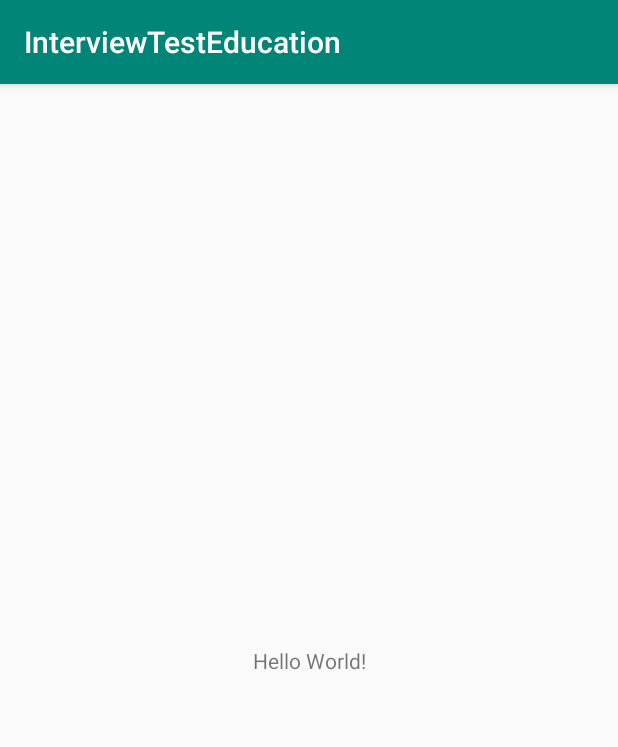
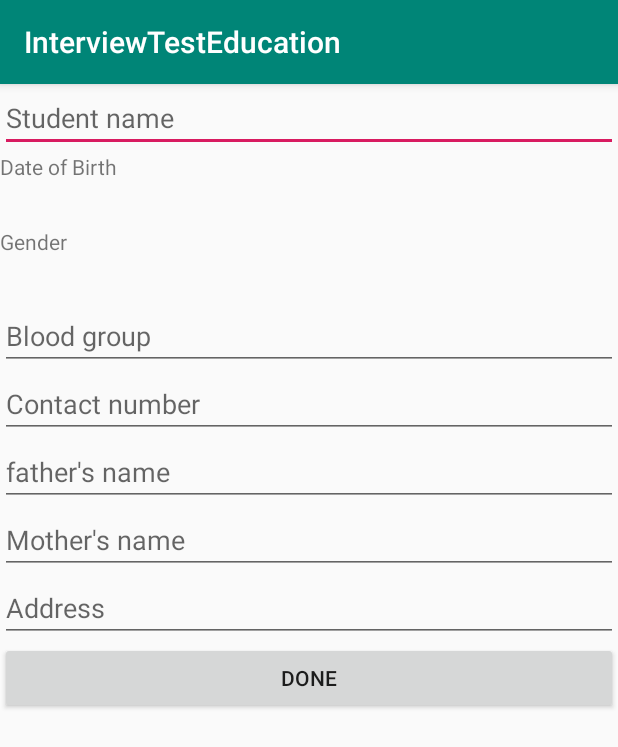
Before and after one commit to rayhanuddin55/Interview-Test-Education, an Android app: the screen it shows after launch (MainActivity before the commit, StudentRegistrationActivity after it), on a phone screen of 412 x 824 dp. Shown: the top 747 px of the screen. Run offline under Robolectric (Android 15) with nearby library versions, the phone set to English and light mode, and no system bars; our stand-ins replace Room's generated code.

Commit message:
working on registration

```diff
--- a/app/build.gradle
+++ b/app/build.gradle
@@ -23,7 +23,7 @@ android {
 
 dependencies {
     implementation fileTree(dir: 'libs', include: ['*.jar'])
-    implementation"org.jetbrains.kotlin:kotlin-stdlib-jdk7:$kotlin_version"
+    implementation "org.jetbrains.kotlin:kotlin-stdlib-jdk7:$kotlin_version"
     implementation 'com.android.support:appcompat-v7:28.0.0'
     implementation 'com.android.support.constraint:constraint-layout:1.1.3'
 
@@ -33,4 +33,5 @@ dependencies {
     testImplementation 'junit:junit:4.12'
     androidTestImplementation 'com.android.support.test:runner:1.0.2'
     androidTestImplementation 'com.android.support.test.espresso:espresso-core:3.0.2'
+    implementation 'com.android.support:recyclerview-v7:28.0.0'
 }
--- a/app/src/main/AndroidManifest.xml
+++ b/app/src/main/AndroidManifest.xml
@@ -9,13 +9,17 @@
             android:roundIcon="@mipmap/ic_launcher_round"
             android:supportsRtl="true"
             android:theme="@style/AppTheme">
-        <activity android:name=".MainActivity">
+        <activity android:name=".views.StudentRegistrationActivity">
             <intent-filter>
+                <action android:name="android.intent.action.VIEW"/>
                 <action android:name="android.intent.action.MAIN"/>
 
                 <category android:name="android.intent.category.LAUNCHER"/>
             </intent-filter>
         </activity>
+        <activity android:name=".views.MainActivity">
+
+        </activity>
     </application>
 
 </manifest>
--- /dev/null
+++ b/app/src/main/java/com/rayhan/interviewtesteducation/database/AppDatabase.kt
@@ -0,0 +1,10 @@
+package com.rayhan.interviewtesteducation.database
+
+import android.arch.persistence.room.Database
+import android.arch.persistence.room.RoomDatabase
+import com.rayhan.interviewtesteducation.models.Student
+
+@Database(entities = [Student::class], version = 1)
+abstract class AppDatabase : RoomDatabase() {
+    abstract fun studentDao() : StudentDao
+}
--- /dev/null
+++ b/app/src/main/java/com/rayhan/interviewtesteducation/database/StudentDao.kt
@@ -0,0 +1,16 @@
+package com.rayhan.interviewtesteducation.database
+
+import android.arch.persistence.room.Dao
+import android.arch.persistence.room.Insert
+import android.arch.persistence.room.Query
+import com.rayhan.interviewtesteducation.models.Student
+
+@Dao
+interface StudentDao {
+
+    @Query("SELECT * FROM student")
+    fun getAll(): List<Student>
+
+    @Insert
+    fun insert(users: Student)
+}
--- /dev/null
+++ b/app/src/main/java/com/rayhan/interviewtesteducation/views/StudentRegistrationActivity.kt
@@ -0,0 +1,60 @@
+package com.rayhan.interviewtesteducation.views
+
+import android.arch.persistence.room.Room
+import android.support.v7.app.AppCompatActivity
+import android.os.Bundle
+import android.widget.Toast
+import com.rayhan.interviewtesteducation.R
+import com.rayhan.interviewtesteducation.database.AppDatabase
+import com.rayhan.interviewtesteducation.models.Student
+import kotlinx.android.synthetic.main.activity_student_registration.*
+
+class StudentRegistrationActivity : AppCompatActivity() {
+
+    private val DATABASE_NAME = "student-database"
+
+    override fun onCreate(savedInstanceState: Bundle?) {
+        super.onCreate(savedInstanceState)
+        setContentView(R.layout.activity_student_registration)
+
+
+        val db = Room.databaseBuilder(applicationContext, AppDatabase::class.java, DATABASE_NAME)
+            .allowMainThreadQueries()
+            .build()
+
+        Toast.makeText(applicationContext, db.studentDao().getAll().size.toString(), Toast.LENGTH_LONG).show()
+
+
+        btn_done.setOnClickListener {
+            when {
+                et_student_name.text.toString().isBlank() ->
+                    Toast.makeText(applicationContext, "please enter student name", Toast.LENGTH_LONG).show()
+                et_blood_group.text.toString().isBlank() ->
+                    Toast.makeText(applicationContext, "please enter student's blood group", Toast.LENGTH_LONG).show()
+                et_contact_number.text.toString().isBlank() ->
+                    Toast.makeText(applicationContext, "please enter a contact number", Toast.LENGTH_LONG).show()
+                et_father_name.text.toString().isBlank() ->
+                    Toast.makeText(applicationContext, "please enter father's name", Toast.LENGTH_LONG).show()
+                et_mother_name.text.toString().isBlank() ->
+                    Toast.makeText(applicationContext, "please enter mother's name", Toast.LENGTH_LONG).show()
+                et_address.text.toString().isBlank() ->
+                    Toast.makeText(applicationContext, "please enter address", Toast.LENGTH_LONG).show()
+                else -> {
+
+                    val student = Student()
+
+                    student.name = et_student_name.text.toString()
+                    student.bloodGroup = et_student_name.text.toString()
+                    student.contactNumber = et_student_name.text.toString()
+                    student.fatherName = et_student_name.text.toString()
+                    student.motherName = et_student_name.text.toString()
+                    student.address = et_student_name.text.toString()
+
+                    db.studentDao().insert(student)
+                }
+
+            }
+        }
+
+    }
+}
--- a/app/src/main/res/layout/activity_main.xml
+++ b/app/src/main/res/layout/activity_main.xml
@@ -1,19 +1,16 @@
 <?xml version="1.0" encoding="utf-8"?>
-<android.support.constraint.ConstraintLayout
+<LinearLayout
         xmlns:android="http://schemas.android.com/apk/res/android"
         xmlns:tools="http://schemas.android.com/tools"
         xmlns:app="http://schemas.android.com/apk/res-auto"
         android:layout_width="match_parent"
         android:layout_height="match_parent"
-        tools:context=".MainActivity">
+        android:orientation="vertical"
+        tools:context=".views.MainActivity">
+
 
     <TextView
-            android:layout_width="wrap_content"
-            android:layout_height="wrap_content"
-            android:text="Hello World!"
-            app:layout_constraintBottom_toBottomOf="parent"
-            app:layout_constraintLeft_toLeftOf="parent"
-            app:layout_constraintRight_toRightOf="parent"
-            app:layout_constraintTop_toTopOf="parent"/>
-
-</android.support.constraint.ConstraintLayout>
+            android:text="Registration"
+            android:layout_width="match_parent"
+            android:layout_height="100dp" android:id="@+id/tv_registration"/>
+</LinearLayout>
--- /dev/null
+++ b/app/src/main/res/layout/activity_student_registration.xml
@@ -0,0 +1,59 @@
+<?xml version="1.0" encoding="utf-8"?>
+<LinearLayout
+        xmlns:android="http://schemas.android.com/apk/res/android"
+        xmlns:tools="http://schemas.android.com/tools"
+        xmlns:app="http://schemas.android.com/apk/res-auto"
+        android:layout_width="match_parent"
+        android:layout_height="match_parent"
+        android:orientation="vertical"
+        tools:context=".views.StudentRegistrationActivity">
+
+    <EditText
+            android:layout_width="match_parent"
+            android:layout_height="wrap_content"
+            android:inputType="textPersonName"
+            android:ems="10"
+            android:id="@+id/et_student_name" android:hint="Student name"/>
+    <TextView
+            android:text="Date of Birth"
+            android:layout_width="match_parent"
+            android:layout_height="50dp" android:id="@+id/tv_dob"/>
+    <TextView
+            android:text="Gender"
+            android:layout_width="match_parent"
+            android:layout_height="50dp" android:id="@+id/tv_gender"/>
+    <EditText
+            android:layout_width="match_parent"
+            android:layout_height="wrap_content"
+            android:inputType="textPersonName"
+            android:ems="10"
+            android:id="@+id/et_blood_group" android:hint="Blood group"/>
+    <EditText
+            android:layout_width="match_parent"
+            android:layout_height="wrap_content"
+            android:inputType="textPersonName"
+            android:ems="10"
+            android:id="@+id/et_contact_number" android:hint="Contact number"/>
+    <EditText
+            android:layout_width="match_parent"
+            android:layout_height="wrap_content"
+            android:inputType="textPersonName"
+            android:ems="10"
+            android:id="@+id/et_father_name" android:hint="father's name"/>
+    <EditText
+            android:layout_width="match_parent"
+            android:layout_height="wrap_content"
+            android:inputType="textPersonName"
+            android:ems="10"
+            android:id="@+id/et_mother_name" android:hint="Mother's name"/>
+    <EditText
+            android:layout_width="match_parent"
+            android:layout_height="wrap_content"
+            android:inputType="textPersonName"
+            android:ems="10"
+            android:id="@+id/et_address" android:hint="Address"/>
+    <Button
+            android:text="Done"
+            android:layout_width="match_parent"
+            android:layout_height="wrap_content" android:id="@+id/btn_done"/>
+</LinearLayout>
```
Also changed, not shown: app/src/main/java/com/rayhan/interviewtesteducation/models/Student.kt (added, +36 -0 lines), app/src/main/java/com/rayhan/interviewtesteducation/utils/StudentAdapter.kt (added, +30 -0 lines), app/src/main/java/com/rayhan/interviewtesteducation/views/MainActivity.kt (renamed from app/src/main/java/com/rayhan/interviewtesteducation/MainActivity.kt, +8 -1 lines), app/src/main/res/layout/item_student.xml (added, +16 -0 lines).
